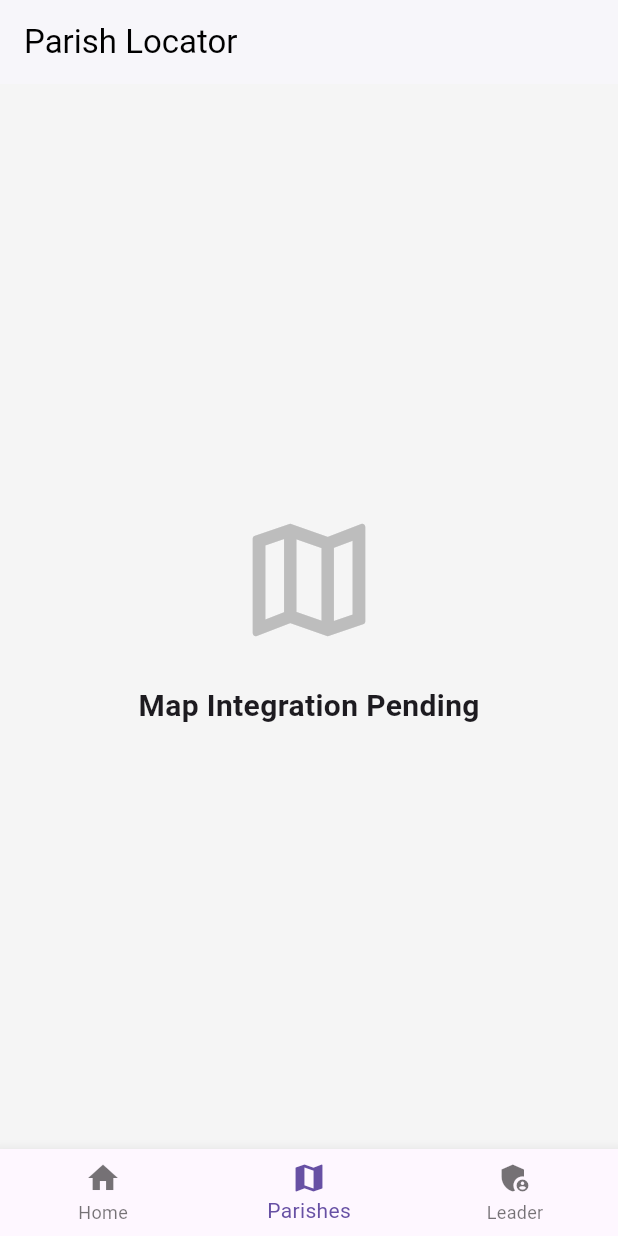
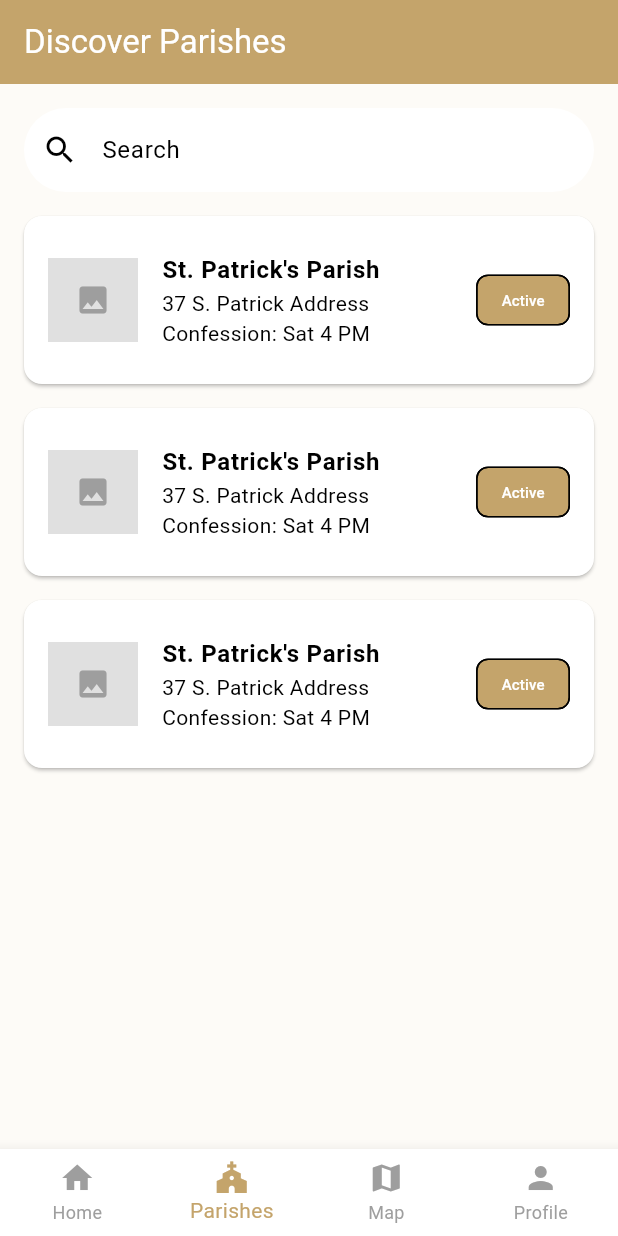
Before and after one commit to Matris-Solutions/app-frontend, a Flutter app: the screen it shows after launch, item 2 of the bottom bar chosen, on a phone screen of 412 x 824 dp. Run offline on Flutter 3.47's test engine with Material 3 defaults, Android fonts, the phone set to English and light mode, and no system bars; our stand-ins replace google_maps_flutter.

Commit message:
Add liturgical theme, comprehensive daily readings, and Google Maps integration

```diff
--- /dev/null
+++ b/lib/liturgical_theme.dart
@@ -0,0 +1,87 @@
+import 'package:flutter/material.dart';
+
+enum LiturgicalSeason { advent, christmas, ordinary, lent, triduum, easter, pentecost }
+
+class LiturgicalCalendar {
+  static DateTime calculateEaster(int year) {
+    int a = year % 19, b = year ~/ 100, c = year % 100;
+    int d = b ~/ 4, e = b % 4, f = (b + 8) ~/ 25, g = (b - f + 1) ~/ 3;
+    int h = (19 * a + b - d - g + 15) % 30;
+    int i = c ~/ 4, k = c % 4, l = (32 + 2 * e + 2 * i - h - k) % 7;
+    int m = (a + 11 * h + 22 * l) ~/ 451;
+    int month = (h + l - 7 * m + 114) ~/ 31;
+    int day = ((h + l - 7 * m + 114) % 31) + 1;
+    return DateTime(year, month, day);
+  }
+
+  static LiturgicalSeason getSeason(DateTime date) {
+    int year = date.year;
+    DateTime christmas = DateTime(year, 12, 25);
+
+    int daysToSubtract = christmas.weekday == DateTime.sunday ? 28 : 21 + christmas.weekday;
+    DateTime adventStart = christmas.subtract(Duration(days: daysToSubtract));
+
+    DateTime easter = calculateEaster(year);
+    DateTime ashWednesday = easter.subtract(const Duration(days: 46));
+    DateTime pentecost = easter.add(const Duration(days: 49));
+
+    if (date.isAfter(adventStart.subtract(const Duration(days: 1))) && date.isBefore(christmas)) {
+      return LiturgicalSeason.advent;
+    } else if (date.month == 12 && date.day >= 25 || date.isBefore(DateTime(year, 1, 13))) {
+      return LiturgicalSeason.christmas;
+    } else if (date.isAfter(ashWednesday.subtract(const Duration(days: 1))) && date.isBefore(easter.subtract(const Duration(days: 3)))) {
+      return LiturgicalSeason.lent;
+    } else if (date.isAfter(easter.subtract(const Duration(days: 4))) && date.isBefore(easter)) {
+      return LiturgicalSeason.triduum;
+    } else if (date.year == pentecost.year && date.month == pentecost.month && date.day == pentecost.day) {
+      return LiturgicalSeason.pentecost;
+    } else if (date.isAfter(easter.subtract(const Duration(days: 1))) && date.isBefore(pentecost)) {
+      return LiturgicalSeason.easter;
+    }
+    return LiturgicalSeason.ordinary;
+  }
+}
+
+class ParishTheme {
+  static ThemeData getTheme(DateTime date) {
+    LiturgicalSeason season = LiturgicalCalendar.getSeason(date);
+
+    Color primaryColor = const Color(0xFF4A7C59);
+    Color secondaryColor = const Color(0xFFC4A46B);
+
+    switch (season) {
+      case LiturgicalSeason.advent:
+      case LiturgicalSeason.lent:
+        primaryColor = const Color(0xFF5E2D79);
+        break;
+      case LiturgicalSeason.christmas:
+      case LiturgicalSeason.easter:
+        primaryColor = const Color(0xFFD4AF37);
+        secondaryColor = const Color(0xFFF9F6EE);
+        break;
+      case LiturgicalSeason.triduum:
+      case LiturgicalSeason.pentecost:
+        primaryColor = const Color(0xFFB31B1B);
+        break;
+      case LiturgicalSeason.ordinary:
+        primaryColor = const Color(0xFFC4A46B);
+        break;
+    }
+
+    return ThemeData(
+      primaryColor: primaryColor,
+      scaffoldBackgroundColor: const Color(0xFFFDFBF7),
+      appBarTheme: AppBarTheme(
+        backgroundColor: primaryColor,
+        foregroundColor: Colors.white,
+        elevation: 0,
+      ),
+      colorScheme: ColorScheme.light(
+        primary: primaryColor,
+        secondary: secondaryColor,
+        surface: Colors.white,
+      ),
+      useMaterial3: true,
+    );
+  }
+}
--- a/lib/main.dart
+++ b/lib/main.dart
@@ -1,23 +1,22 @@
 import 'package:flutter/material.dart';
+import 'liturgical_theme.dart';
 import 'screens/home_screen.dart';
+import 'screens/parish_list_screen.dart';
 import 'screens/map_screen.dart';
 
 void main() {
-  runApp(const ParishApp());
+  runApp(const ParishHubApp());
 }
 
-class ParishApp extends StatelessWidget {
-  const ParishApp({super.key});
+class ParishHubApp extends StatelessWidget {
+  const ParishHubApp({super.key});
 
   @override
   Widget build(BuildContext context) {
     return MaterialApp(
       title: 'Parish Hub',
+      theme: ParishTheme.getTheme(DateTime.now()),
       debugShowCheckedModeBanner: false,
-      theme: ThemeData(
-        primarySwatch: Colors.blue,
-        scaffoldBackgroundColor: Colors.grey[100],
-      ),
       home: const MainNavigator(),
     );
   }
@@ -32,10 +31,12 @@ class MainNavigator extends StatefulWidget {
 
 class _MainNavigatorState extends State {
   int _currentIndex = 0;
+
   final List _screens = [
-    const HomeScreen(),
+    const DashboardScreen(),
+    const ParishListScreen(),
     const MapScreen(),
-    const Center(child: Text('Leader Dashboard (Coming Soon)', style: TextStyle(fontSize: 18))),
+    const Center(child: Text('Profile Screen Pending')),
   ];
 
   @override
@@ -44,11 +45,15 @@ class _MainNavigatorState extends State {
       body: _screens[_currentIndex],
       bottomNavigationBar: BottomNavigationBar(
         currentIndex: _currentIndex,
+        selectedItemColor: Theme.of(context).primaryColor,
+        unselectedItemColor: Colors.grey,
+        type: BottomNavigationBarType.fixed,
         onTap: (index) => setState(() => _currentIndex = index),
         items: const [
           BottomNavigationBarItem(icon: Icon(Icons.home), label: 'Home'),
-          BottomNavigationBarItem(icon: Icon(Icons.map), label: 'Parishes'),
-          BottomNavigationBarItem(icon: Icon(Icons.admin_panel_settings), label: 'Leader'),
+          BottomNavigationBarItem(icon: Icon(Icons.church), label: 'Parishes'),
+          BottomNavigationBarItem(icon: Icon(Icons.map), label: 'Map'),
+          BottomNavigationBarItem(icon: Icon(Icons.person), label: 'Profile'),
         ],
       ),
     );
--- a/lib/screens/map_screen.dart
+++ b/lib/screens/map_screen.dart
@@ -1,29 +1,45 @@
 import 'package:flutter/material.dart';
+import 'package:google_maps_flutter/google_maps_flutter.dart';
 
-class MapScreen extends StatelessWidget {
+class MapScreen extends StatefulWidget {
   const MapScreen({super.key});
+
+  @override
+  State createState() => _MapScreenState();
+}
+
+class _MapScreenState extends State {
+  late GoogleMapController mapController;
+
+  final LatLng _initialCenter = const LatLng(-26.2041, 28.0473);
+
+  void _onMapCreated(GoogleMapController controller) {
+    mapController = controller;
+  }
 
   @override
   Widget build(BuildContext context) {
     return Scaffold(
-      appBar: AppBar(
-        title: const Text('Parish Locator'),
-        backgroundColor: Colors.white,
-        foregroundColor: Colors.black,
-        elevation: 1,
-      ),
-      body: Center(
-        child: Column(
-          mainAxisAlignment: MainAxisAlignment.center,
-          children: [
-            Icon(Icons.map_outlined, size: 100, color: Colors.grey.shade400),
-            const SizedBox(height: 20),
-            const Text(
-              'Map Integration Pending',
-              style: TextStyle(fontSize: 20, fontWeight: FontWeight.bold)
+      appBar: AppBar(title: const Text('Parish Locator')),
+      body: GoogleMap(
+        onMapCreated: _onMapCreated,
+        initialCameraPosition: CameraPosition(
+          target: _initialCenter,
+          zoom: 11.0,
+        ),
+        myLocationEnabled: true,
+        markers: {
+          Marker(
+            markerId: const MarkerId('parish_1'),
+            position: const LatLng(-26.1950, 28.0300),
+            infoWindow: const InfoWindow(title: "Sacred Heart Church", snippet: 'Mass: Sun 9 AM'),
+            icon: BitmapDescriptor.defaultMarkerWithHue(
+              Theme.of(context).primaryColor == const Color(0xFF5E2D79)
+                  ? BitmapDescriptor.hueViolet
+                  : BitmapDescriptor.hueRed
             ),
-          ],
-        ),
+          ),
+        },
       ),
     );
   }
--- /dev/null
+++ b/lib/screens/parish_list_screen.dart
@@ -0,0 +1,121 @@
+import 'package:flutter/material.dart';
+
+class ParishListScreen extends StatelessWidget {
+  const ParishListScreen({super.key});
+
+  @override
+  Widget build(BuildContext context) {
+    return Scaffold(
+      appBar: AppBar(title: const Text('Discover Parishes')),
+      body: Column(
+        children: [
+          Padding(
+            padding: const EdgeInsets.all(16.0),
+            child: TextField(
+              decoration: InputDecoration(
+                hintText: 'Search',
+                prefixIcon: const Icon(Icons.search),
+                filled: true,
+                fillColor: Colors.white,
+                border: OutlineInputBorder(borderRadius: BorderRadius.circular(30), borderSide: BorderSide.none),
+              ),
+            ),
+          ),
+          Expanded(
+            child: ListView.builder(
+              padding: const EdgeInsets.symmetric(horizontal: 16.0),
+              itemCount: 3,
+              itemBuilder: (context, index) {
+                return Card(
+                  margin: const EdgeInsets.only(bottom: 16.0),
+                  child: ListTile(
+                    contentPadding: const EdgeInsets.all(16.0),
+                    leading: Container(
+                      width: 60, height: 60,
+                      color: Colors.grey[300],
+                      child: const Icon(Icons.image, color: Colors.grey),
+                    ),
+                    title: const Text("St. Patrick's Parish", style: TextStyle(fontWeight: FontWeight.bold)),
+                    subtitle: const Text('37 S. Patrick Address\nConfession: Sat 4 PM'),
+                    trailing: Chip(
+                      label: const Text('Active', style: TextStyle(color: Colors.white, fontSize: 10)),
+                      backgroundColor: Theme.of(context).primaryColor,
+                    ),
+                    onTap: () => Navigator.push(context, MaterialPageRoute(builder: (context) => const ParishProfileScreen())),
+                  ),
+                );
+              },
+            ),
+          )
+        ],
+      ),
+    );
+  }
+}
+
+class ParishProfileScreen extends StatelessWidget {
+  const ParishProfileScreen({super.key});
+
+  @override
+  Widget build(BuildContext context) {
+    return Scaffold(
+      appBar: AppBar(title: const Text("St. Patrick's Parish Profile")),
+      body: ListView(
+        children: [
+          Container(height: 200, color: Colors.grey[400], child: const Center(child: Text('Church Image Here'))),
+          Padding(
+            padding: const EdgeInsets.all(16.0),
+            child: Column(
+              crossAxisAlignment: CrossAxisAlignment.start,
+              children: [
+                Row(
+                  mainAxisAlignment: MainAxisAlignment.spaceBetween,
+                  children: [
+                    const Column(
+                      crossAxisAlignment: CrossAxisAlignment.start,
+                      children: [
+                        Text('Address', style: TextStyle(fontWeight: FontWeight.bold)),
+                        Text('St. Patrick Parish\n22035 Wetcolit'),
+                      ],
+                    ),
+                    Column(
+                      crossAxisAlignment: CrossAxisAlignment.start,
+                      children: [
+                        const Text('Contact Info', style: TextStyle(fontWeight: FontWeight.bold)),
+                        Text('(333) 257-7785', style: TextStyle(color: Theme.of(context).primaryColor)),
+                      ],
+                    ),
+                  ],
+                ),
+                const Divider(height: 40),
+                const Text('Service Times', style: TextStyle(fontSize: 18, fontWeight: FontWeight.bold)),
+                const SizedBox(height: 10),
+                _ServiceTimeRow('Sunday', '9:00 AM, 11:00 AM'),
+                _ServiceTimeRow('Monday', '8:00 AM'),
+                _ServiceTimeRow('Thursday', '12:00 PM'),
+                const Divider(height: 40),
+                const Text('Recent News', style: TextStyle(fontSize: 18, fontWeight: FontWeight.bold)),
+                const SizedBox(height: 10),
+                const Text("Join us for the upcoming youth retreat next weekend. Please register at the parish office."),
+              ],
+            ),
+          )
+        ],
+      ),
+    );
+  }
+}
+
+class _ServiceTimeRow extends StatelessWidget {
+  final String day;
+  final String time;
+  const _ServiceTimeRow(this.day, this.time);
+
+  @override
+  Widget build(BuildContext context) {
+    return Padding(
+      padding: const EdgeInsets.symmetric(vertical: 4.0),
+      child: Row(mainAxisAlignment: MainAxisAlignment.spaceBetween, children: [Text(day), Text(time, style: const TextStyle(fontWeight: FontWeight.w600))]),
+    );
+  }
+}
--- a/pubspec.yaml
+++ b/pubspec.yaml
@@ -34,6 +34,8 @@ dependencies:
   # The following adds the Cupertino Icons font to your application.
   # Use with the CupertinoIcons class for iOS style icons.
   cupertino_icons: ^1.0.8
+  google_maps_flutter: ^2.18.2
+  intl: ^0.20.3
 
 dev_dependencies:
   flutter_test:
```
Also changed, not shown: lib/screens/daily_readings_screen.dart (added, +69 -0 lines), lib/screens/home_screen.dart (+82 -32 lines), pubspec.lock, 1 other file.
